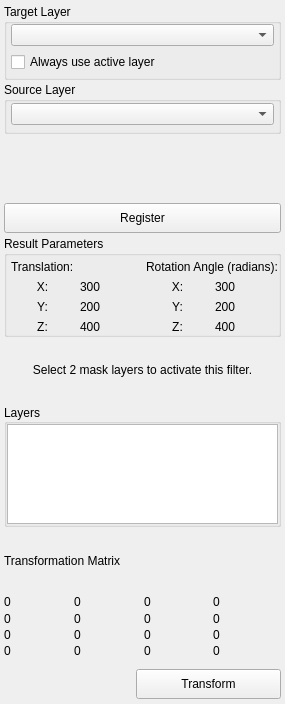
Before: the Qt Designer form src/Interface/ToolInterface/PointSetFilterInterface.ui in SCIInstitute/Seg3D, drawn with Qt 5.
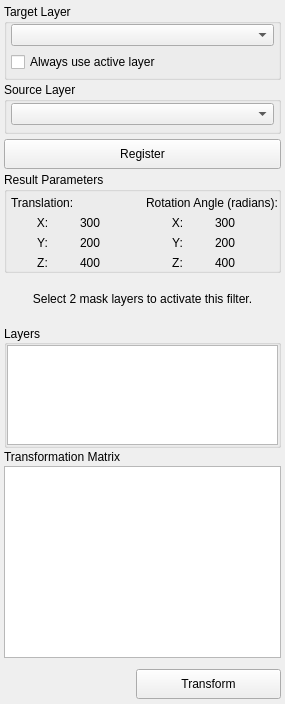
After: the same form once the commit is applied. Custom widgets are drawn as their Qt base class.

Commit message: Plain Text Matrix

Patch:
```diff
--- a/src/Interface/ToolInterface/PointSetFilterInterface.ui
+++ b/src/Interface/ToolInterface/PointSetFilterInterface.ui
@@ -586,120 +586,11 @@
     </widget>
    </item>
    <item>
-    <layout class="QGridLayout" name="matrix">
-     <item row="4" column="5">
-      <widget class="QLabel" name="TM_12">
-       <property name="text">
-        <string>0</string>
-       </property>
-      </widget>
-     </item>
-     <item row="6" column="6">
-      <widget class="QLabel" name="TM_33">
-       <property name="text">
-        <string>0</string>
-       </property>
-      </widget>
-     </item>
-     <item row="6" column="3">
-      <widget class="QLabel" name="TM_30">
-       <property name="text">
-        <string>0</string>
-       </property>
-      </widget>
-     </item>
-     <item row="3" column="6">
-      <widget class="QLabel" name="TM_03">
-       <property name="text">
-        <string>0</string>
-       </property>
-      </widget>
-     </item>
-     <item row="5" column="6">
-      <widget class="QLabel" name="TM_23">
-       <property name="text">
-        <string>0</string>
-       </property>
-      </widget>
-     </item>
-     <item row="4" column="4">
-      <widget class="QLabel" name="TM_11">
-       <property name="text">
-        <string>0</string>
-       </property>
-      </widget>
-     </item>
-     <item row="5" column="4">
-      <widget class="QLabel" name="TM_21">
-       <property name="text">
-        <string>0</string>
-       </property>
-      </widget>
-     </item>
-     <item row="3" column="3">
-      <widget class="QLabel" name="TM_00">
-       <property name="text">
-        <string>0</string>
-       </property>
-      </widget>
-     </item>
-     <item row="3" column="5">
-      <widget class="QLabel" name="TM_02">
-       <property name="text">
-        <string>0</string>
-       </property>
-      </widget>
-     </item>
-     <item row="5" column="3">
-      <widget class="QLabel" name="TM_20">
-       <property name="text">
-        <string>0</string>
-       </property>
-      </widget>
-     </item>
-     <item row="4" column="6">
-      <widget class="QLabel" name="TM_13">
-       <property name="text">
-        <string>0</string>
-       </property>
-      </widget>
-     </item>
-     <item row="4" column="3">
-      <widget class="QLabel" name="TM_10">
-       <property name="text">
-        <string>0</string>
-       </property>
-      </widget>
-     </item>
-     <item row="6" column="4">
-      <widget class="QLabel" name="TM_31">
-       <property name="text">
-        <string>0</string>
-       </property>
-      </widget>
-     </item>
-     <item row="5" column="5">
-      <widget class="QLabel" name="TM_22">
-       <property name="text">
-        <string>0</string>
-       </property>
-      </widget>
-     </item>
-     <item row="3" column="4">
-      <widget class="QLabel" name="TM_01">
-       <property name="text">
-        <string>0</string>
-       </property>
-      </widget>
-     </item>
-     <item row="6" column="5">
-      <widget class="QLabel" name="TM_32">
-       <property name="text">
-        <string>0</string>
-       </property>
-      </widget>
-     </item>
-    </layout>
+    <widget class="QPlainTextEdit" name="transformationMatrix">
+     <property name="readOnly">
+      <bool>true</bool>
+     </property>
+    </widget>
    </item>
    <item>
     <widget class="QWidget" name="replaceRunWidget_2" native="true">
```
Left out of the diff: 3 changed lines with no effect on the pictures.
